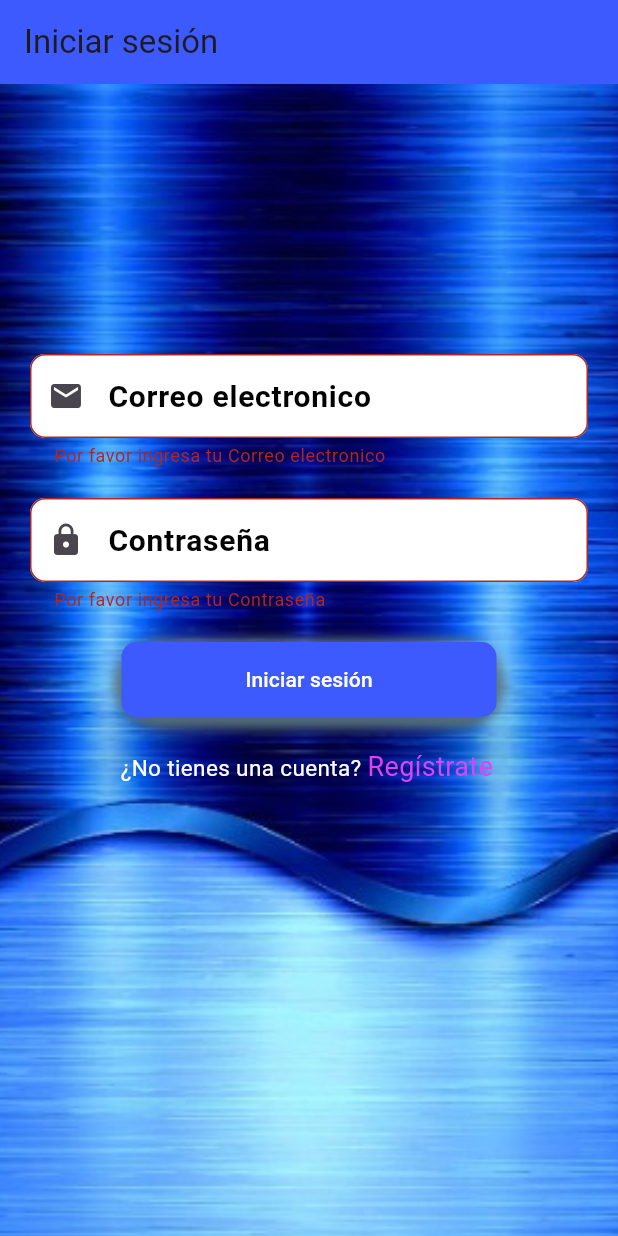
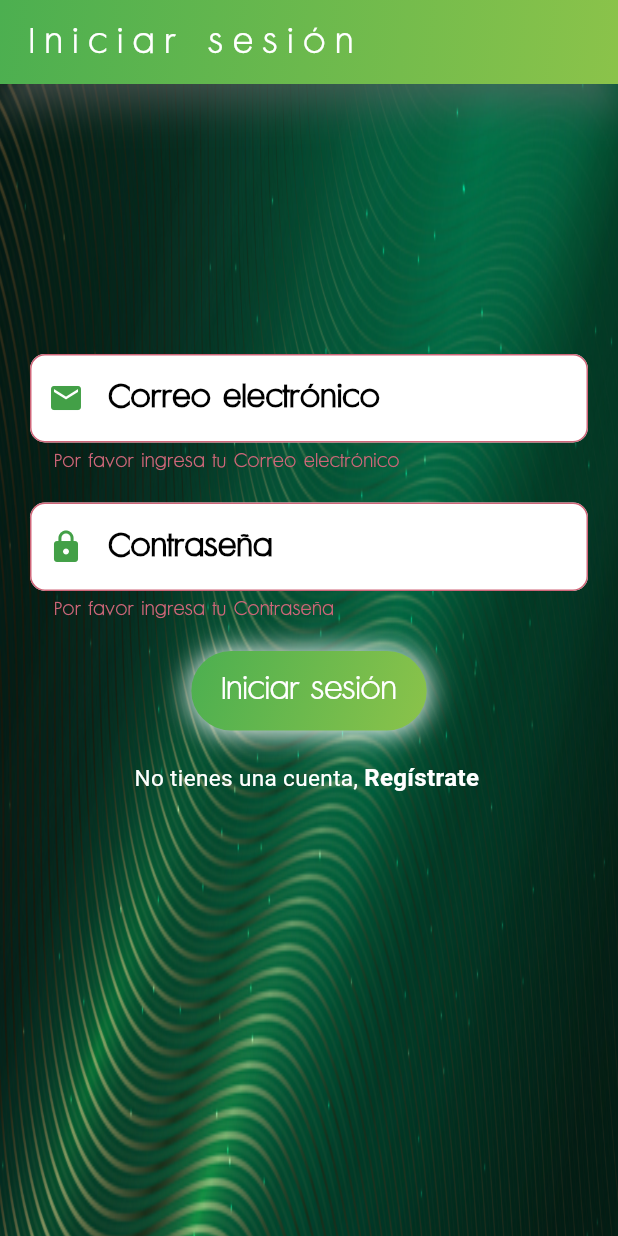
Before and after one commit to 836157/quimiApp, a Flutter app: the screen it shows after launch, after a tap on "Iniciar sesión", on a phone screen of 412 x 824 dp. Run offline on Flutter 3.47's test engine with Material 3 defaults, Android fonts, the phone set to English and light mode, and no system bars; our stand-ins replace lottie; missing offline and left inert: text_neon_widget; accounts and stored records are empty; network calls fail.

Commit message:
reformarter style splash,login,newUser, register,home,modifitacion

```diff
--- a/lib/login_screen.dart
+++ b/lib/login_screen.dart
@@ -25,14 +25,28 @@ class _LoginScreenState extends State<LoginScreen> {
     return Scaffold(
       appBar: AppBar(
         title: const Text('Iniciar sesión'),
+        backgroundColor: Colors.green,
+        shadowColor: Colors.grey,
+        flexibleSpace: Container(
+          decoration: const BoxDecoration(
+            gradient: LinearGradient(
+              colors: [
+                Color(0xFF4CAF50), // Un tono de verde
+                Color(0xFF8BC34A), // Otro tono de verde
+              ],
+              begin: Alignment.topLeft,
+              end: Alignment.bottomRight,
+            ),
+          ),
+        ),
       ),
       body: SingleChildScrollView(
         child: Container(
           height: MediaQuery.of(context).size.height,
           decoration: const BoxDecoration(
             image: DecorationImage(
-              image: AssetImage("assets/fondoAzulmetal.jpg"),
-              fit: BoxFit.cover,
+              image: AssetImage("assets/fondoFinal.jpg"),
+              fit: BoxFit.fill,
             ),
           ),
           child: Form(
@@ -49,7 +63,7 @@ class _LoginScreenState extends State<LoginScreen> {
                     ),
                     child: PersonalizadorWidget.buildCustomTextFormField(
                       controller: _emailController,
-                      labelText: 'Correo electronico',
+                      labelText: 'Correo electrónico',
                       icon: Icons.email,
                     ),
                   ),
@@ -76,13 +90,15 @@ class _LoginScreenState extends State<LoginScreen> {
                 const SizedBox(height: 20.0),
                 SelectableText.rich(
                   TextSpan(
-                    text: '¿No tienes una cuenta? ',
+                    text: 'No tienes una cuenta, ',
                     style: const TextStyle(color: Colors.white, fontSize: 15),
                     children: <TextSpan>[
                       TextSpan(
                         text: 'Regístrate',
                         style: const TextStyle(
-                            color: Colors.purpleAccent, fontSize: 18),
+                            color: Colors.white,
+                            fontSize: 16,
+                            fontWeight: FontWeight.bold),
                         recognizer: TapGestureRecognizer()
                           ..onTap = () {
                             Navigator.push(
--- a/lib/main.dart
+++ b/lib/main.dart
@@ -18,25 +18,39 @@ class MyApp extends StatelessWidget {
   // This widget is the root of your application.
   @override
   Widget build(BuildContext context) {
+    const primaryColor = Colors.black;
+    const secondaryColor = Colors.green;
+    final appBarColor = Colors.green[600];
+
     return MaterialApp(
-        debugShowCheckedModeBanner: false,
-        title: 'QuimicApp',
-        theme: ThemeData(
-          appBarTheme: AppBarTheme(
-            color: Colors.indigoAccent[400],
-          ),
-          elevatedButtonTheme: ElevatedButtonThemeData(
-            style: ElevatedButton.styleFrom(
-              foregroundColor: Colors.white,
-              backgroundColor: Colors.blueGrey,
-              minimumSize: const Size(250, 50),
-              elevation: 20,
-              shape: RoundedRectangleBorder(
-                borderRadius: BorderRadius.circular(30), // borde redondeado
-              ),
-            ),
-          ),
+      debugShowCheckedModeBanner: false,
+      title: 'QuimicApp',
+      theme: ThemeData(
+        fontFamily: 'Futura',
+        //brightness: Brightness.dark, // Tema oscuro
+        primaryColor: primaryColor, // Color primario negro
+        colorScheme: const ColorScheme.dark(
+          secondary: secondaryColor, // Color secundario verde
         ),
-        home: const SplashScreen());
+        appBarTheme: AppBarTheme(
+          color: appBarColor,
+          elevation: 10.0, // Ajusta la elevación aquí
+          shadowColor: Colors.white,
+          toolbarTextStyle: const TextStyle(
+            color: Colors.white,
+            fontFamily: 'Futura',
+            fontSize: 12,
+            letterSpacing: 6.0,
+          ), // Título de AppBar blanco
+          titleTextStyle: const TextStyle(
+            color: Colors.white,
+            fontFamily: 'Futura',
+            fontSize: 22,
+            letterSpacing: 7.0,
+          ), // Título de AppBar blanco
+        ),
+      ),
+      home: const SplashScreen(),
+    );
   }
 }
--- a/lib/personalizadorwidget.dart
+++ b/lib/personalizadorwidget.dart
@@ -1,19 +1,20 @@
-import 'dart:convert';
-
 import 'package:flutter/material.dart';
-import 'package:quimicapp/authentication_service.dart';
-import 'package:quimicapp/pregunta.dart';
-import 'package:http/http.dart' as http;
-import 'quiz/quiz_page.dart';
+import 'package:text_neon_widget/text_neon_widget.dart';
 
 class PersonalizadorWidget {
   static TextFormField buildCustomTextFormField({
     required TextEditingController controller,
     required String labelText,
     required IconData icon,
+    Color? iconColor,
   }) {
     return TextFormField(
       controller: controller,
+      style: const TextStyle(
+        color: Colors.black, fontSize: 18.0, // Aumenta el tamaño de la fuente
+        fontWeight: FontWeight.bold,
+        letterSpacing: 2,
+      ), // Añade esto
       decoration: InputDecoration(
         labelText: labelText,
         labelStyle: const TextStyle(
@@ -21,7 +22,8 @@ class PersonalizadorWidget {
           fontWeight: FontWeight.bold,
           color: Colors.black,
         ),
-        prefixIcon: Icon(icon),
+        prefixIcon: Icon(icon,
+            color: iconColor ?? Colors.green[600]), // Y esto // Añade esto
         fillColor: Colors.white,
         filled: true,
         border: OutlineInputBorder(
@@ -29,6 +31,7 @@ class PersonalizadorWidget {
         ),
       ),
       obscureText: labelText == 'Contraseña',
+      obscuringCharacter: '*',
       validator: (value) {
         if (value == null || value.isEmpty) {
           return 'Por favor ingresa tu $labelText';
@@ -38,34 +41,69 @@ class PersonalizadorWidget {
     );
   }
 
-  static buildCustomElevatedButton(String buttonText, VoidCallback onPressed) {
+  static Widget buildCustomElevatedButton(
+      String buttonText, VoidCallback onPressed) {
     return Container(
       decoration: BoxDecoration(
-        color: Colors.blueGrey,
-        borderRadius: BorderRadius.circular(30),
+        borderRadius: BorderRadius.circular(27),
         boxShadow: const [
           BoxShadow(
-            color:
-                Colors.blueGrey, // Cambia esto al color de sombra que prefieras
-            spreadRadius: 5,
-            blurRadius: 5,
+            color: Colors.white, // Cambia esto al color de sombra que prefieras
+            spreadRadius: 1,
+            blurRadius: 16,
             offset: Offset(
-                0, 3), // Cambia esto para cambiar la posición de la sombra
+                0, 1), // Cambia esto para cambiar la posición de la sombra
           ),
         ],
+        gradient: const LinearGradient(
+          colors: [
+            Color(0xFF4CAF50), // Un tono de verde
+            Color(0xFF8BC34A), // Otro tono de verde
+          ],
+          begin: Alignment.topLeft,
+          end: Alignment.bottomRight,
+        ),
       ),
-      child: ElevatedButton(
-        onPressed: onPressed,
-        style: ElevatedButton.styleFrom(
-          foregroundColor: Colors.white,
-          backgroundColor: Colors.indigoAccent[400],
-          minimumSize: const Size(250, 50),
-          shape: RoundedRectangleBorder(
-            borderRadius: BorderRadius.circular(10), // borde redondeado
+      child: Material(
+        color: Colors.transparent,
+        child: InkWell(
+          borderRadius: BorderRadius.circular(30),
+          onTap: onPressed,
+          child: Container(
+            padding:
+                const EdgeInsets.symmetric(vertical: 12.0, horizontal: 20.0),
+            child: Text(
+              buttonText,
+              style: const TextStyle(
+                color: Colors.white,
+                fontSize: 20,
+              ),
+            ),
           ),
         ),
-        child: Text(buttonText),
       ),
     );
   }
+
+  static Widget neonQuiz() {
+    return const Row(
+      mainAxisAlignment: MainAxisAlignment.center,
+      children: [
+        PTTextNeon(
+          text: 'Q U I Z',
+          color: Colors.lime,
+          font: "five",
+          shine: true,
+          fontSize: 95,
+          strokeWidthTextHigh: 4,
+          blurRadius: 25,
+          strokeWidthTextLow: 1,
+          backgroundColor: Colors.white,
+          animatedChangeDuration: Duration(
+              milliseconds: 150), // Duración de la animación de cambio de color
+          shineDuration: Duration(seconds: 1),
+        ),
+      ],
+    );
+  }
 }
--- a/lib/quiz/quiz_page.dart
+++ b/lib/quiz/quiz_page.dart
@@ -18,7 +18,6 @@ class _QuizPageState extends State<QuizPage> {
   int _currentQuestionIndex = 0;
   bool _hasAnswered = false;
   int _correctAnswers = 0; // Contador para las respuestas correctas
-  int _incorrectAnswers = 0; // Contador para las respuestas incorrectas
 
   @override
   void initState() {
@@ -178,7 +177,7 @@ class _QuizPageState extends State<QuizPage> {
                       if (isCorrect) {
                         _correctAnswers++; // Incrementar el contador de respuestas correctas
                       } else {
-                        _incorrectAnswers++; // Incrementar el contador de respuestas incorrectas
+// Incrementar el contador de respuestas incorrectas
                       }
                     });
                   } else {
--- a/lib/splash_screen.dart
+++ b/lib/splash_screen.dart
@@ -1,7 +1,4 @@
-import 'dart:math';
-
 import 'package:flutter/material.dart';
-import 'package:flutter_hooks/flutter_hooks.dart';
 import 'package:lottie/lottie.dart';
 import 'package:quimicapp/login_screen.dart';
 
@@ -34,13 +31,15 @@ class _SplashScreenState extends State<SplashScreen>
             decoration: const BoxDecoration(
               image: DecorationImage(
                 image: AssetImage(
-                    "assets/fondoAzulmetal.jpg"), // Cambia esto por la ruta a tu imagen de fondo
+                    "assets/humo.gif"), // Cambia esto por la ruta a tu imagen de fondo
                 fit: BoxFit.cover,
               ),
             ),
           ),
           // Contenido
-          Center(
+          FocusScope(
+            node: FocusScopeNode(),
+            child: Center(
               child: Column(
                 mainAxisAlignment: MainAxisAlignment.center,
                 children: <Widget>[
@@ -63,23 +62,16 @@ class _SplashScreenState extends State<SplashScreen>
                     },
                   ),
                   const Text(
-                  'QuimicApp™',
-                  style: TextStyle(
-                    color: Colors.white,
-                    fontSize: 32,
-                    fontWeight: FontWeight.bold,
-                  ),
-                ),
-                const Text(
-                  'Sebastián Olea Castillo\nAll rights reservedⓇ.2024',
+                    'qUimiCapP',
                     textAlign: TextAlign.center,
                     style: TextStyle(
+                      fontFamily: 'splashScreen',
                       color: Colors.white,
-                    fontSize: 16,
-                    fontWeight: FontWeight.bold,
+                      fontSize: 64,
                     ),
                   ),
                 ],
+              ),
             ),
           ),
         ],
```
Also changed, not shown: lib/home_screen.dart (+20 -10 lines), lib/modification_screen.dart (+17 -3 lines), lib/quiz/quiz_screen.dart (+17 -7 lines), lib/register_screen.dart (+17 -3 lines), lib/tabla_periodica_screen.dart (+4 -13 lines), pubspec.yaml (+8 -0 lines), assets/fondoFinal.jpg (added), fonts/breakingbad.otf (added), fonts/futura.otf (added), pubspec.lock, 1 other file. Lines whose indentation alone changed are shown as unchanged.
